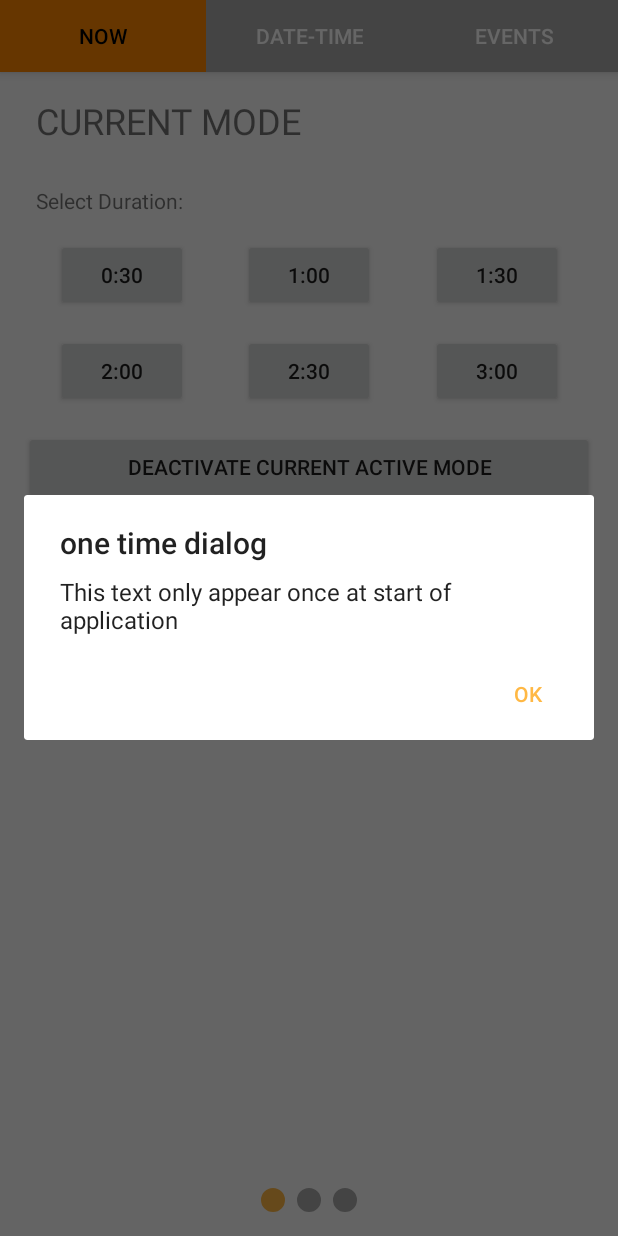
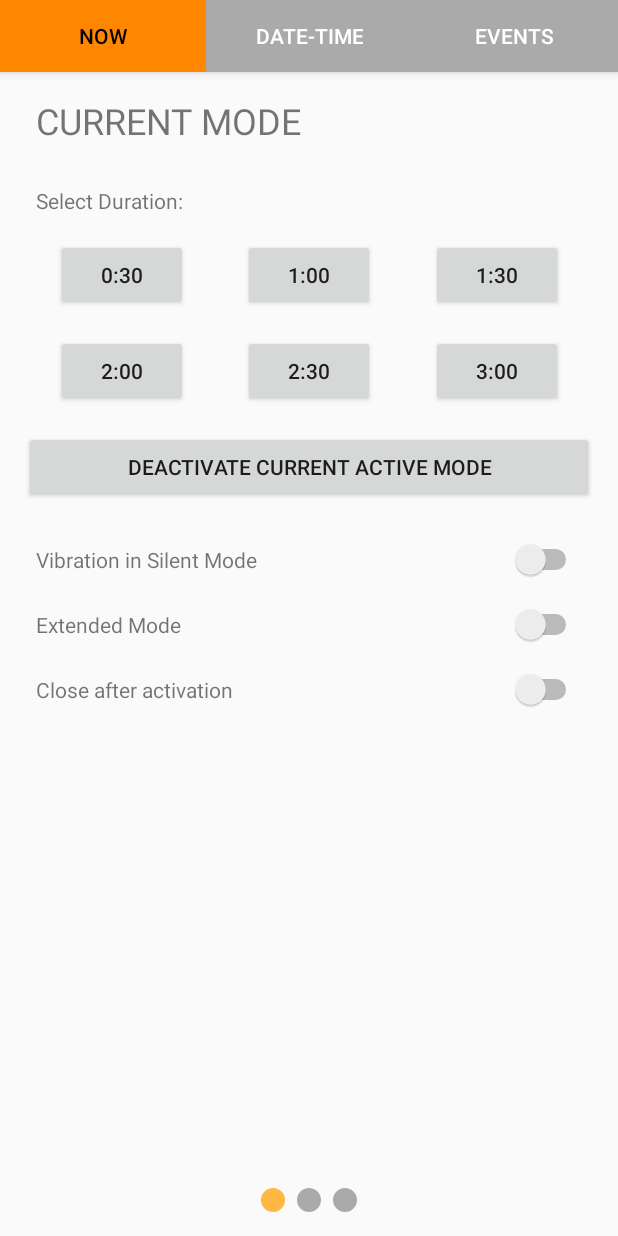
Before and after one commit to xenobius4slash/dva232_mobile_app, an Android app: the screen it shows after launch (MainActivity), on a phone screen of 412 x 824 dp. Run offline under Robolectric (Android 15) with nearby library versions, the phone set to English and light mode, and no system bars.

Commit message:
start dialog code changes and working code

```diff
--- a/app/src/main/java/se/mdh/dva232/project/shutup/Fragment0.java
+++ b/app/src/main/java/se/mdh/dva232/project/shutup/Fragment0.java
@@ -55,13 +55,7 @@ public class Fragment0 extends Fragment {
         final Calendar myCalendar = Calendar.getInstance();
         final View rootView;
 
-        //check if there are settings
-        boolean start_dialog = settings.getBoolean("first_start",true);
-        //if ( !settings.contains("vibration") || !settings.contains("extended_mode") || !settings.contains("close_after_activation") )
-        if (start_dialog)
-        {
-            showStartDialog();
-        }
+
 
 
 
@@ -631,23 +625,5 @@ public class Fragment0 extends Fragment {
         }
     }
 
-    //show a starting dialog every time the user starts the application for the first time
-    private void showStartDialog()
-    {
-        new AlertDialog.Builder(getContext())
-                .setTitle("one time dialog")
-                .setMessage("This text only appear once at start of application")
-                .setPositiveButton("OK", new DialogInterface.OnClickListener() {
-                    @Override
-                    public void onClick(DialogInterface dialog, int which) {
-                        dialog.dismiss();   //close the dialog
-                    }
-                })
-                .create().show();
-        //other code...
-        SharedPreferences preferences = getContext().getSharedPreferences("UserInfo", 0);
-        SharedPreferences.Editor settingsEditor = preferences.edit();
-        settingsEditor.putBoolean("first_start",true);
-        settingsEditor.apply();
-    }
+
 }
--- a/app/src/main/java/se/mdh/dva232/project/shutup/MainActivity.java
+++ b/app/src/main/java/se/mdh/dva232/project/shutup/MainActivity.java
@@ -1,5 +1,7 @@
 package se.mdh.dva232.project.shutup;
 
+import android.app.AlertDialog;
+import android.content.DialogInterface;
 import android.content.SharedPreferences;
 import android.content.res.Configuration;
 import android.support.design.widget.TabLayout;
@@ -28,6 +30,7 @@ public class MainActivity extends AppCompatActivity {
         SharedPreferences settings = getSharedPreferences("UserInfo", 0);
         SharedPreferences.Editor settingsEditor = settings.edit();
 
+
         //if there is no settings put default to false
         if ( !settings.contains("vibration") || !settings.contains("extended_mode") || !settings.contains("close_after_activation") || !settings.contains("btn_duration_1")
                 || !settings.contains("btn_duration_2") || !settings.contains("btn_duration_3") || !settings.contains("btn_duration_4") || !settings.contains("btn_duration_5")
@@ -45,6 +48,8 @@ public class MainActivity extends AppCompatActivity {
             settingsEditor.putString("btn_duration_5","2:30");
             settingsEditor.putString("btn_duration_6","3:00");
             settingsEditor.apply();
+            showStartDialog();      //show starting dialog
+
         } else {
             if (debugSettings) { Log.d("SETTINGS", "settings detected"); }
         }
@@ -143,4 +148,23 @@ public class MainActivity extends AppCompatActivity {
         @Override
         public int getCount() { return 3; }
     }
+
+    //show a starting dialog every time the user starts the application for the first time
+    private void showStartDialog()
+    {
+        new AlertDialog.Builder(this)
+                .setTitle("one time dialog")
+                .setMessage("This text only appear once at start of application")
+                .setPositiveButton("OK", new DialogInterface.OnClickListener() {
+                    @Override
+                    public void onClick(DialogInterface dialog, int which) {
+                        dialog.dismiss();   //close the dialog
+
+
+                    }
+                })
+                .create().show();
+        //other code...
+
+    }
 }
```
